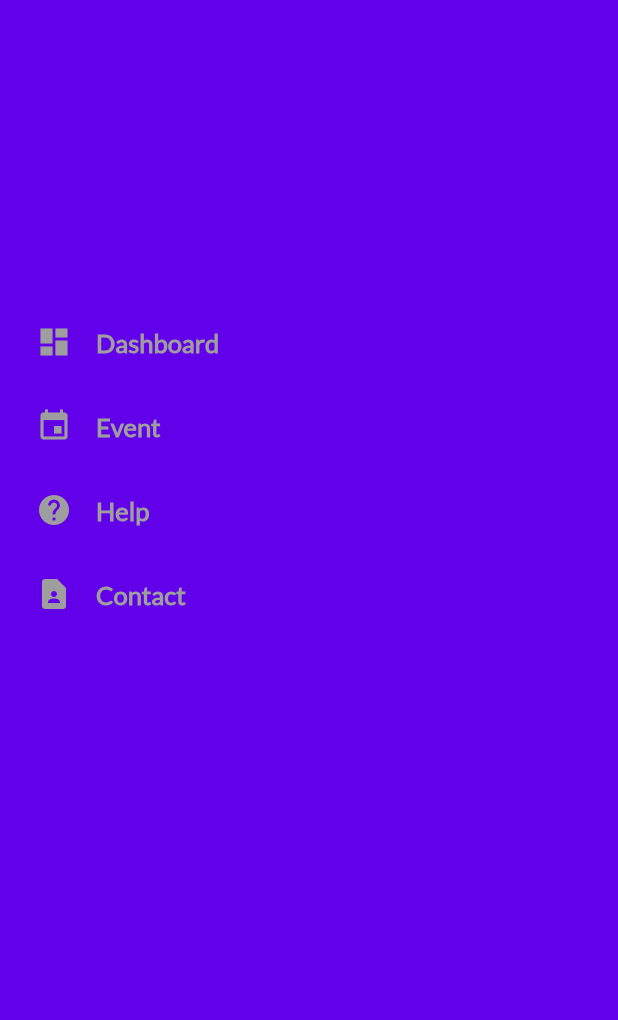
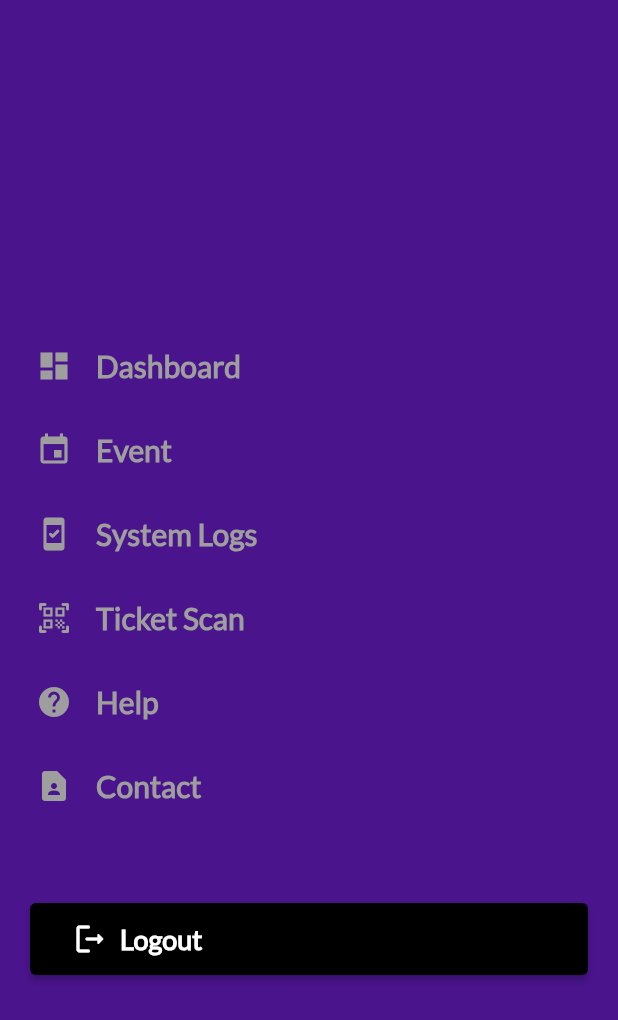
Before and after one commit to saptarshiweb/Tessarus, a Flutter app: the DrawerConstruct screen opened directly with empty values, on a phone screen of 412 x 824 dp. Shown: the top 1020 px of the screen. Run offline on Flutter 3.47's test engine with Material 2 defaults, Android fonts, the phone set to English and light mode, and no system bars; our stand-ins replace flutter_zoom_drawer, shared_preferences; accounts and stored records are empty.

Commit message:
Major Changes

```diff
--- a/lib/color_constants.dart
+++ b/lib/color_constants.dart
@@ -1,7 +1,7 @@
 import 'package:flutter/material.dart';
 //drawer Color
 
-Color drawer_back = Colors.deepPurpleAccent.shade700;
+Color drawer_back = Colors.purple.shade900;
 
 Color primaryColor = Colors.white;
 
--- a/lib/main.dart
+++ b/lib/main.dart
@@ -8,7 +8,7 @@ void main() {
     title: 'Tessarus Volunteer',
     theme: ThemeData(fontFamily: 'lato'),
     debugShowCheckedModeBanner: false,
-    home: const LoginScreen(),
+    home: const StartScreen(),
     // home: const DrawerScreen(),
   ));
 }
--- a/lib/screens/drawer/drawer_construct.dart
+++ b/lib/screens/drawer/drawer_construct.dart
@@ -1,20 +1,50 @@
+import 'package:flutter/cupertino.dart';
 import 'package:flutter/material.dart';
+import 'package:shared_preferences/shared_preferences.dart';
 import 'package:tessarus_volunteer/color_constants.dart';
+import 'package:tessarus_volunteer/custom_widget/custom_text.dart';
 import 'package:tessarus_volunteer/models/drawer_model.dart';
+import 'package:tessarus_volunteer/screens/login_screen.dart';
 
 class DrawerItems {
   static const dashboard = DrawerItem('Dashboard', Icons.dashboard);
   static const event = DrawerItem('Event', Icons.event);
   static const help = DrawerItem('Help', Icons.help);
   static const contact = DrawerItem('Contact', Icons.contact_page);
+  static const systemlogs =
+      DrawerItem('System Logs', Icons.system_security_update_good_rounded);
+  static const ticketscan =
+      DrawerItem('Ticket Scan', Icons.qr_code_scanner_rounded);
 
-  static const all = <DrawerItem>[dashboard, event, help, contact];
+  static const all = <DrawerItem>[
+    dashboard,
+    event,
+    systemlogs,
+    ticketscan,
+    help,
+    contact
+  ];
 }
 
 class DrawerConstruct extends StatelessWidget {
+  int userlevel = 1;
+  String username = '';
+  String useremail = '';
+  getDetails() async {
+    SharedPreferences prefs = await SharedPreferences.getInstance();
+    // await prefs.setInt('userLevel', 2);
+    final int? level = prefs.getInt("Level");
+    final String? name = prefs.getString("Name");
+    final String? email = prefs.getString("Email");
+
+    userlevel = level!;
+    username = name!;
+    useremail = email!;
+  }
+
   final DrawerItem currentItem;
   final ValueChanged<DrawerItem> onSelectedItem;
-  const DrawerConstruct(
+  DrawerConstruct(
       {Key? key, required this.currentItem, required this.onSelectedItem})
       : super(key: key);
 
@@ -22,14 +52,55 @@ class DrawerConstruct extends StatelessWidget {
   Widget build(BuildContext context) {
     return Scaffold(
         backgroundColor: drawer_back,
-      body: SafeArea(
+        body: FutureBuilder(
+          future: getDetails(),
+          builder: ((context, snapshot) {
+            return SafeArea(
                 child: Column(
+              mainAxisAlignment: MainAxisAlignment.center,
+              crossAxisAlignment: CrossAxisAlignment.start,
               children: [
-          const SizedBox(height: 200),
+                const SizedBox(height: 20),
+                smbold(username),
                 ...DrawerItems.all.map(buildMenuItem).toList(),
+                const SizedBox(height: 50),
+                Padding(
+                  padding: const EdgeInsets.only(left: 20, right: 20),
+                  child: ElevatedButton(
+                      onPressed: () async {
+                        Navigator.push(
+                          context,
+                          CupertinoPageRoute(
+                              builder: (context) => const LoginScreen()),
+                        );
+
+                        SharedPreferences prefs =
+                            await SharedPreferences.getInstance();
+                        await prefs.setBool('signIn', false);
+                      },
+                      style: ElevatedButton.styleFrom(
+                          backgroundColor: Colors.black),
+                      child: Padding(
+                        padding: const EdgeInsets.all(12.0),
+                        child: Row(
+                          children: const [
+                            Icon(Icons.logout_rounded),
+                            SizedBox(width: 8),
+                            Text(
+                              'Logout',
+                              style: TextStyle(
+                                  color: Colors.white,
+                                  fontSize: 18,
+                                  fontWeight: FontWeight.bold),
+                            )
                           ],
+                        ),
                       )),
-    );
+                )
+              ],
+            ));
+          }),
+        ));
   }
 
   Widget buildMenuItem(DrawerItem item) => ListTileTheme(
@@ -50,7 +121,7 @@ class DrawerConstruct extends StatelessWidget {
             leading: Icon(item.icon),
             title: Text(item.title,
                 style:
-                    const TextStyle(fontSize: 17, fontWeight: FontWeight.bold)
+                    const TextStyle(fontSize: 20, fontWeight: FontWeight.bold)
                 // color: Colors.grey.shade400),
                 ),
             onTap: () {
```
Also changed, not shown: lib/screens/admin_exclusive/system_log_page.dart (added, +18 -0 lines), lib/screens/drawer/drawer_main_screen.dart (+16 -0 lines), lib/screens/login_screen.dart (+31 -3 lines), lib/screens/ticket_scan/ticket_scan_main.dart (added, +18 -0 lines), 1 other file. Lines whose indentation alone changed are shown as unchanged.
